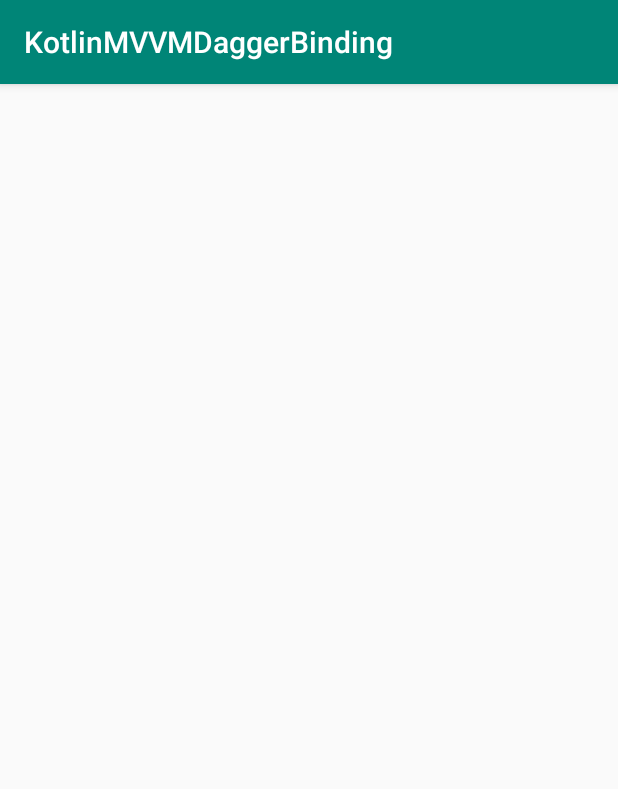
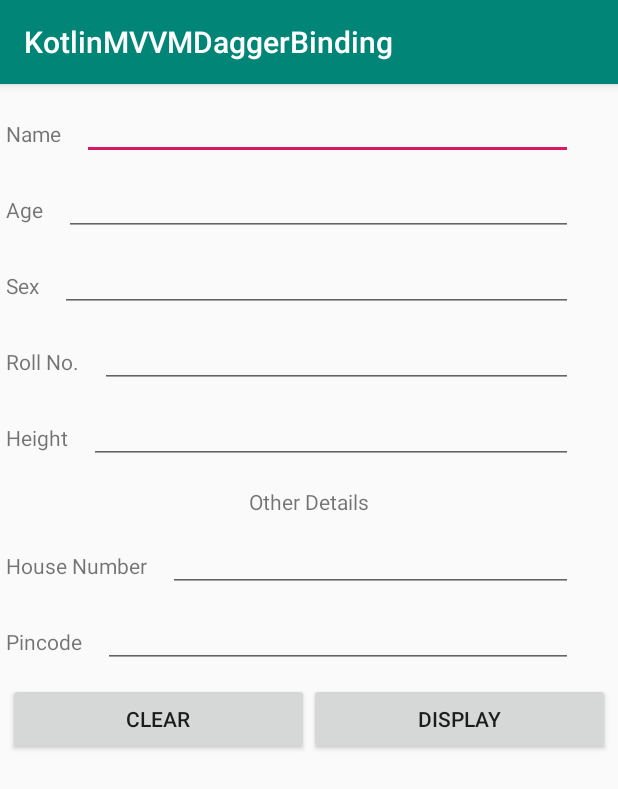
Before and after one commit to fullm3tal/KotlinMVVMDaggerBinding, an Android app: the screen it shows after launch (MainActivity), on a phone screen of 412 x 824 dp. Shown: the top 789 px of the screen. Run offline under Robolectric (Android 15) with nearby library versions, the phone set to English and light mode, and no system bars; our stand-ins replace data binding.

Commit message:
refactored ViewModel to accept the value from Layout and pass it back to layout

```diff
--- /dev/null
+++ b/app/src/main/java/pilot/fullm3tal/com/kotlinmvvmdaggerbinding/CustomProvider.kt
@@ -0,0 +1,18 @@
+package pilot.fullm3tal.com.kotlinmvvmdaggerbinding
+
+import android.arch.lifecycle.ViewModel
+import android.arch.lifecycle.ViewModelProvider
+import pilot.fullm3tal.com.kotlinmvvmdaggerbinding.viewmodel.MainViewModel
+
+class CustomProvider: ViewModelProvider.Factory {
+
+    override fun <T : ViewModel?> create(modelClass: Class<T>): T {
+
+        return if (modelClass.isAssignableFrom(MainViewModel::class.java)) {
+            MainViewModel() as T
+        } else {
+            throw IllegalArgumentException("ViewModel Not Found")
+        }
+
+    }
+}
--- a/app/src/main/java/pilot/fullm3tal/com/kotlinmvvmdaggerbinding/MainActivity.kt
+++ b/app/src/main/java/pilot/fullm3tal/com/kotlinmvvmdaggerbinding/MainActivity.kt
@@ -1,23 +1,38 @@
 package pilot.fullm3tal.com.kotlinmvvmdaggerbinding
 
+import android.arch.lifecycle.Observer
 import android.arch.lifecycle.ViewModelProviders
 import android.databinding.DataBindingUtil
 import android.support.v7.app.AppCompatActivity
 import android.os.Bundle
+import android.widget.Toast
+import pilot.fullm3tal.com.kotlinmvvmdaggerbinding.databinding.ActivityMainBinding
 import pilot.fullm3tal.com.kotlinmvvmdaggerbinding.viewmodel.MainViewModel
 
 class MainActivity : AppCompatActivity() {
 
     lateinit var viewModel: MainViewModel
 
+    val viewModelFactory: CustomProvider = CustomProvider()
+
     override fun onCreate(savedInstanceState: Bundle?) {
         super.onCreate(savedInstanceState)
         setContentView(R.layout.activity_main)
 
-        viewModel=ViewModelProviders.of(this).get(MainViewModel::class.java)
+        viewModel = ViewModelProviders.of(this, viewModelFactory).get(MainViewModel::class.java)
+
+        var binding = DataBindingUtil.setContentView<ActivityMainBinding>(this, R.layout.activity_main).apply {
+            this.setLifecycleOwner(this@MainActivity)
+        }
+
+        binding.viewModel = viewModel
+
+        viewModel.clickResults.observe(this, Observer {
+            Toast.makeText(this, "Hello World", Toast.LENGTH_SHORT).show()
+            binding.viewModel=viewModel
 
 
-//        val binding=DataBindingUtil.setContentView<>()
+        })
 
     }
 }
--- /dev/null
+++ b/app/src/main/java/pilot/fullm3tal/com/kotlinmvvmdaggerbinding/data/UserDetails.kt
@@ -0,0 +1,5 @@
+package pilot.fullm3tal.com.kotlinmvvmdaggerbinding.data
+
+class UserDetails(
+        var houseNumber: String,
+        var pincode: String)
--- a/app/src/main/java/pilot/fullm3tal/com/kotlinmvvmdaggerbinding/viewmodel/MainViewModel.kt
+++ b/app/src/main/java/pilot/fullm3tal/com/kotlinmvvmdaggerbinding/viewmodel/MainViewModel.kt
@@ -2,19 +2,30 @@ package pilot.fullm3tal.com.kotlinmvvmdaggerbinding.viewmodel
 
 import android.arch.lifecycle.MutableLiveData
 import android.arch.lifecycle.ViewModel
+import android.widget.Toast
 import pilot.fullm3tal.com.kotlinmvvmdaggerbinding.data.ClickEvents
 import pilot.fullm3tal.com.kotlinmvvmdaggerbinding.data.ClickResults
+import pilot.fullm3tal.com.kotlinmvvmdaggerbinding.data.User
+import pilot.fullm3tal.com.kotlinmvvmdaggerbinding.data.UserDetails
 
-class MainViewModel : ViewModel() {
+class MainViewModel() : ViewModel() {
 
-    lateinit var clickResults: MutableLiveData<ClickResults>
+    var user = User("", "", "", "", "")
+
+    var userDetails = UserDetails("", "")
+
+    var clickResults = MutableLiveData<ClickResults>()
 
     fun onClearButtonClicked() {
-           clickResults.postValue(ClickEvents.clearData())
+        this.user = ClickEvents.clearData().user
+        this.userDetails = UserDetails("", "")
+        clickResults.postValue(ClickEvents.clearData())
     }
 
     fun onDisplayButtonClicked() {
-
+        var name = user.name
+        var age= user.age
+        clickResults.postValue(ClickEvents.clearData())
     }
 
 }
--- /dev/null
+++ b/app/src/main/res/layout/activity_bottom.xml
@@ -0,0 +1,92 @@
+<?xml version="1.0" encoding="utf-8"?>
+<layout xmlns:android="http://schemas.android.com/apk/res/android">
+
+    <data>
+
+        <variable
+            name="userDetails"
+            type="pilot.fullm3tal.com.kotlinmvvmdaggerbinding.data.UserDetails" />
+
+        <variable
+            name="clickEvent"
+            type="pilot.fullm3tal.com.kotlinmvvmdaggerbinding.viewmodel.MainViewModel" />
+
+    </data>
+
+    <LinearLayout
+        android:layout_width="match_parent"
+        android:layout_height="match_parent"
+        android:orientation="vertical">
+
+        <LinearLayout
+            android:layout_width="match_parent"
+            android:layout_height="wrap_content"
+            android:layout_marginTop="5dp"
+            android:orientation="horizontal">
+
+            <TextView
+                android:layout_width="wrap_content"
+                android:layout_height="wrap_content"
+                android:layout_margin="4dp"
+                android:text="House Number" />
+
+            <EditText
+                android:layout_width="match_parent"
+                android:layout_height="wrap_content"
+                android:layout_marginLeft="10dp"
+                android:layout_marginRight="30dp"
+                android:text="@={userDetails.houseNumber}" />
+
+        </LinearLayout>
+
+        <LinearLayout
+            android:layout_width="match_parent"
+            android:layout_height="wrap_content"
+            android:layout_marginTop="5dp"
+            android:orientation="horizontal">
+
+            <TextView
+                android:layout_width="wrap_content"
+                android:layout_height="wrap_content"
+                android:layout_margin="4dp"
+                android:text="Pincode" />
+
+            <EditText
+                android:layout_width="match_parent"
+                android:layout_height="wrap_content"
+                android:layout_marginLeft="10dp"
+                android:layout_marginRight="30dp"
+                android:text="@={userDetails.pincode}" />
+
+        </LinearLayout>
+
+
+        <LinearLayout
+            android:layout_width="match_parent"
+            android:layout_height="wrap_content"
+            android:layout_marginTop="10dp"
+            android:orientation="horizontal">
+
+            <Button
+                android:id="@+id/clear_button"
+                android:layout_width="wrap_content"
+                android:layout_height="wrap_content"
+                android:layout_marginLeft="5dp"
+                android:layout_weight="1"
+                android:onClick="@{()->clickEvent.onClearButtonClicked()}"
+                android:text="CLEAR" />
+
+            <Button
+                android:id="@+id/display_button"
+                android:layout_width="wrap_content"
+                android:layout_height="wrap_content"
+                android:layout_marginRight="5dp"
+                android:layout_weight="1"
+                android:onClick="@{()->clickEvent.onDisplayButtonClicked()}"
+                android:text="DISPLAY" />
+
+        </LinearLayout>
+
+    </LinearLayout>
+
+</layout>
--- a/app/src/main/res/layout/activity_display.xml
+++ b/app/src/main/res/layout/activity_display.xml
@@ -2,10 +2,9 @@
 <layout>
 
     <data>
-
         <variable
                 name="user"
-                type="pilot.fullm3tal.com.kotlinmvvmdaggerbinding.viewmodel.MainViewModel" />
+                type="pilot.fullm3tal.com.kotlinmvvmdaggerbinding.data.User" />
 
     </data>
 
--- a/app/src/main/res/layout/activity_main.xml
+++ b/app/src/main/res/layout/activity_main.xml
@@ -3,27 +3,40 @@
     xmlns:app="http://schemas.android.com/apk/res-auto"
     xmlns:tools="http://schemas.android.com/tools">
 
+    <data>
+
+        <variable
+            name="viewModel"
+            type="pilot.fullm3tal.com.kotlinmvvmdaggerbinding.viewmodel.MainViewModel"/>
+
+    </data>
+
     <LinearLayout
+
         android:layout_width="match_parent"
         android:layout_height="match_parent"
         android:orientation="vertical"
         tools:context=".MainActivity">
 
         <include
+            layout="@layout/activity_top"
+            android:layout_width="match_parent"
             android:layout_height="wrap_content"
-                android:layout_width="match_parent"
-                layout="@layout/activity_header"/>
+            app:user="@={viewModel.user}" />
 
         <TextView
-                android:layout_marginTop="15dp"
             android:layout_width="wrap_content"
             android:layout_height="wrap_content"
             android:layout_gravity="center_horizontal"
-                android:text="Other Details"/>
+            android:layout_marginTop="15dp"
+            android:text="Other Details" />
 
-        <include layout="@layout/activity_footer"
+        <include
+            layout="@layout/activity_bottom"
+            android:layout_width="match_parent"
             android:layout_height="wrap_content"
-        android:layout_width="match_parent"/>
+            app:userDetails="@={viewModel.userDetails}"
+            app:clickEvent="@={viewModel}"/>
 
     </LinearLayout>
 
--- a/app/src/main/res/layout/activity_header.xml
+++ b/app/src/main/res/layout/activity_top.xml
@@ -1,5 +1,4 @@
 <?xml version="1.0" encoding="utf-8"?>
-
 <layout xmlns:android="http://schemas.android.com/apk/res/android">
 
     <data>
```
Also changed, not shown: app/src/main/java/pilot/fullm3tal/com/kotlinmvvmdaggerbinding/DisplayActivity.kt (+12 -0 lines), app/src/main/java/pilot/fullm3tal/com/kotlinmvvmdaggerbinding/data/ClickEvents.kt (+2 -6 lines), app/src/main/java/pilot/fullm3tal/com/kotlinmvvmdaggerbinding/data/User.kt (+2 -39 lines), app/src/main/res/layout/activity_footer.xml (deleted, +0 -92 lines), gradle.properties (line endings or trailing spaces). Lines whose indentation alone changed are shown as unchanged.
